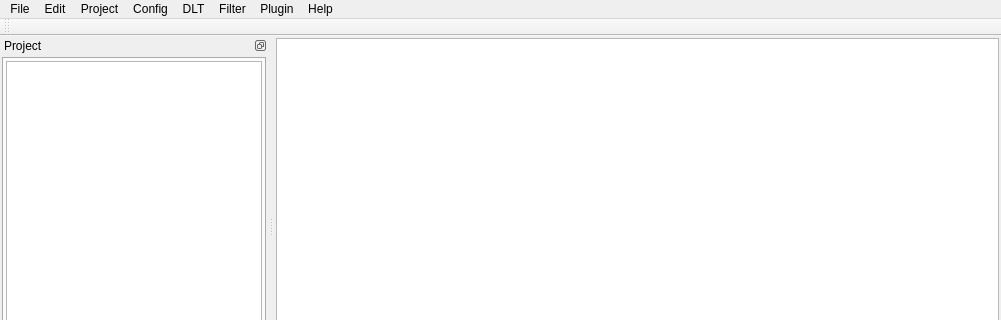
First picture: the form in src/mainwindow.ui, repository COVESA/dlt-viewer, before the edit; both pictures show x 0 to 1001 and y 0 to 320 of the 1001 by 658 pixel window.
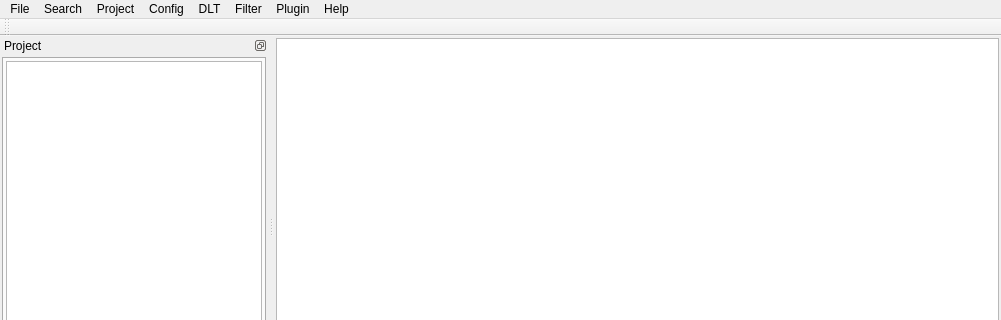
Second picture: the form after the edit. Icons and pictures are not drawn.

Commit message: [GSW-21] Enhance search function: Start from current position / start from beginning fixed

```diff
--- a/src/mainwindow.ui
+++ b/src/mainwindow.ui
@@ -177,7 +177,7 @@
    </widget>
    <widget class="QMenu" name="menuEdit">
     <property name="title">
-     <string>Edit</string>
+     <string>Search</string>
     </property>
     <addaction name="actionSearch"/>
     <addaction name="actionSearch_Continue"/>
```
Left out of the diff: 19 changed lines with no effect on the pictures. The commit also changes 6 other files.
